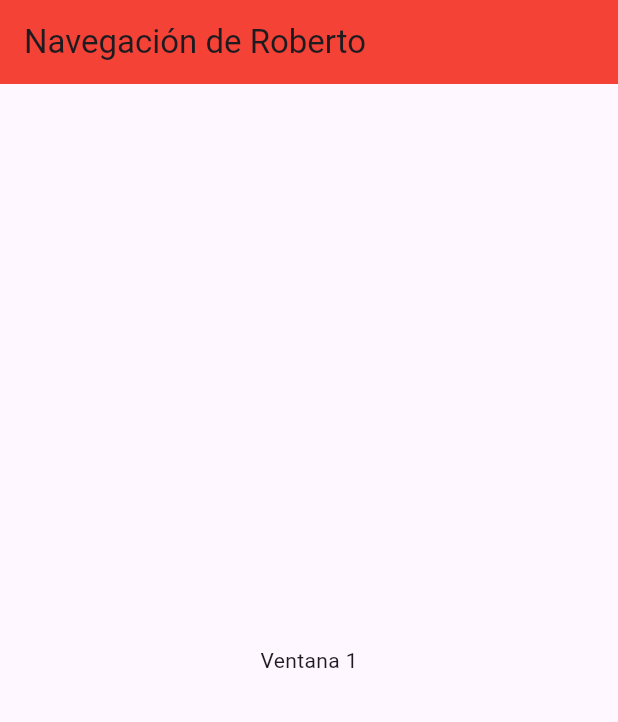
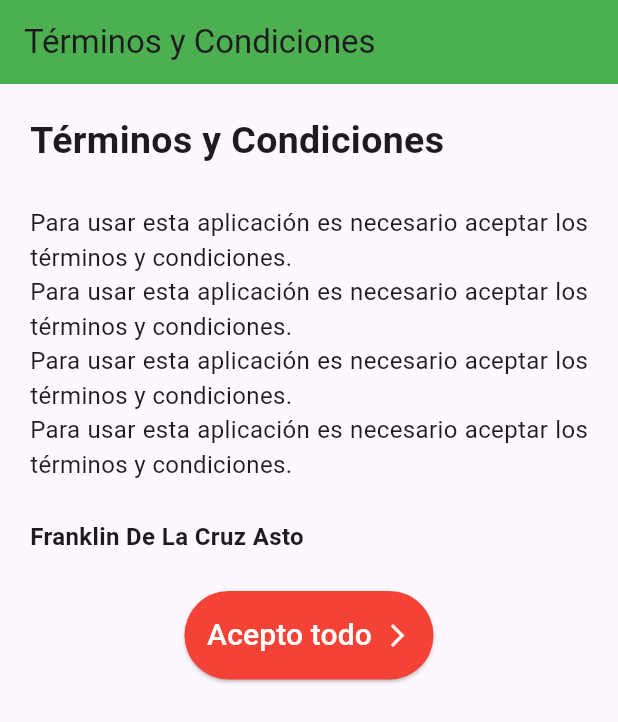
Before and after one commit to frafranklin/Flutter01, a Flutter app: the screen it shows after launch, on a phone screen of 412 x 824 dp. Shown: the top 722 px of the screen. Run offline on Flutter 3.47's test engine with Material 3 defaults, Android fonts, the light colour scheme and no system bars.

Commit message:
ejercicio8_parte2

```diff
--- a/lib/main.dart
+++ b/lib/main.dart
@@ -1,4 +1,5 @@
 import 'package:flutter/material.dart';
+import 'pagina2.dart';
 
 void main() => runApp(Cuartaappnav());
 
@@ -9,7 +10,7 @@ class Cuartaappnav extends StatelessWidget {
   Widget build(BuildContext context) {
     return MaterialApp(
       title: "Navegación",
-      home: Inicio(),
+      home: OtraPagina(),
     );
   }
 }
@@ -28,13 +29,22 @@ class InicioState extends State<Inicio> {
   Widget build(BuildContext context) {
     return Scaffold(
       appBar: AppBar(
-        title: Text("Navegación de Roberto"),
+        title: Text("Navegación de Franklin"),
         backgroundColor: Colors.red,
       ),
       body: Center(
         child: Column(
           mainAxisAlignment: MainAxisAlignment.center,
-          children: [Text("Ventana 1")],
+          children: [
+            Text("Ventana 1"),
+            ElevatedButton(
+              style: ButtonStyle(
+                backgroundColor: MaterialStateProperty.all<Color>(Colors.blue),
+              ),
+              child: Text("Ir a la otra pagina"),
+              onPressed: () => {print("Presionaste este botón")},
+            )
+          ],
         ),
       ),
     );
--- /dev/null
+++ b/lib/pagina2.dart
@@ -0,0 +1,75 @@
+import 'package:flutter/material.dart';
+
+class OtraPagina extends StatelessWidget {
+  const OtraPagina({super.key});
+
+  @override
+  Widget build(BuildContext context) {
+    return Scaffold(
+      appBar: AppBar(
+        title: Text("Términos y Condiciones"),
+        backgroundColor: Colors.green, // Cambia el color si deseas
+      ),
+      body: Padding(
+        padding: const EdgeInsets.all(20.0),
+        child: Column(
+          crossAxisAlignment: CrossAxisAlignment.start,
+          children: [
+            Text(
+              "Términos y Condiciones",
+              style: TextStyle(fontSize: 25, fontWeight: FontWeight.bold),
+            ),
+            SizedBox(height: 25),
+            Text(
+              "Para usar esta aplicación es necesario aceptar los términos y condiciones.",
+              style: TextStyle(fontSize: 16),
+              textAlign: TextAlign.justify,
+            ),
+            Text(
+              "Para usar esta aplicación es necesario aceptar los términos y condiciones.",
+              style: TextStyle(fontSize: 16),
+              textAlign: TextAlign.justify,
+            ),
+            Text(
+              "Para usar esta aplicación es necesario aceptar los términos y condiciones.",
+              style: TextStyle(fontSize: 16),
+              textAlign: TextAlign.justify,
+            ),
+            Text(
+              "Para usar esta aplicación es necesario aceptar los términos y condiciones.",
+              style: TextStyle(fontSize: 16),
+              textAlign: TextAlign.justify,
+            ),
+            SizedBox(height: 25),
+            Text(
+              "Franklin De La Cruz Asto",
+              style: TextStyle(fontSize: 16, fontWeight: FontWeight.bold),
+            ),
+            SizedBox(height: 25),
+            Center(
+              child: ElevatedButton(
+                style: ElevatedButton.styleFrom(
+                  padding: EdgeInsets.all(15),
+                  backgroundColor: Colors.red,
+                ),
+                child: Row(
+                  mainAxisSize: MainAxisSize.min,
+                  mainAxisAlignment: MainAxisAlignment.center,
+                  children: [
+                    Text(
+                      "Acepto todo",
+                      style: TextStyle(color: Colors.white, fontSize: 20),
+                    ),
+                    SizedBox(width: 8), // Espacio entre el texto y el icono
+                    Icon(Icons.arrow_forward_ios, color: Colors.white),
+                  ],
+                ),
+                onPressed: () => Navigator.pop(context),
+              ),
+            ),
+          ],
+        ),
+      ),
+    );
+  }
+}
```
